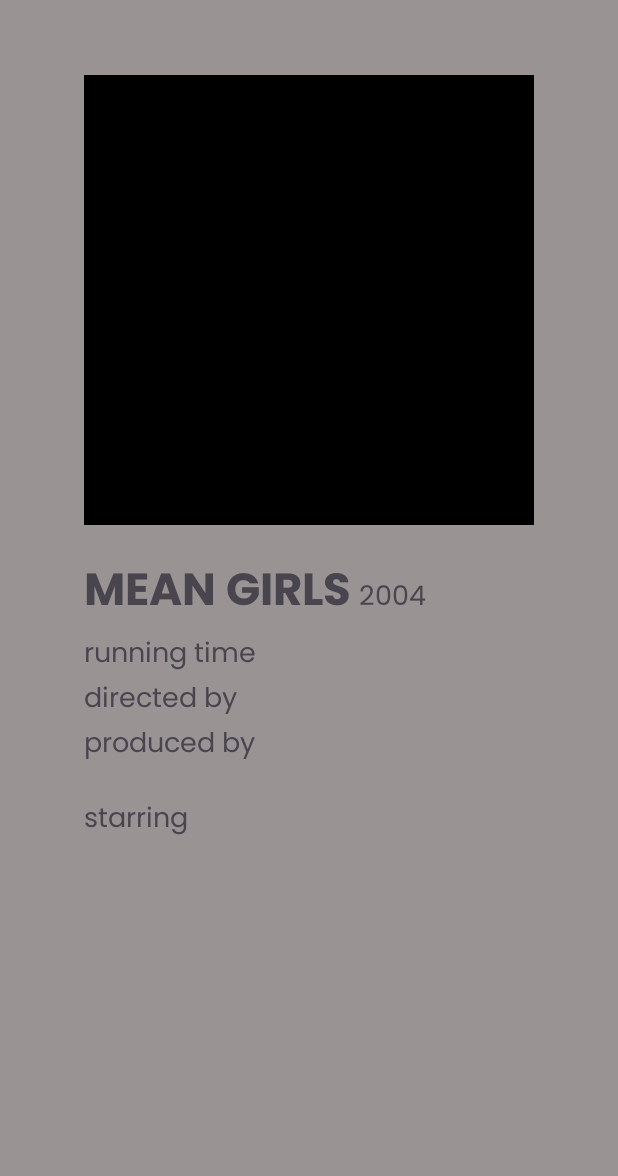
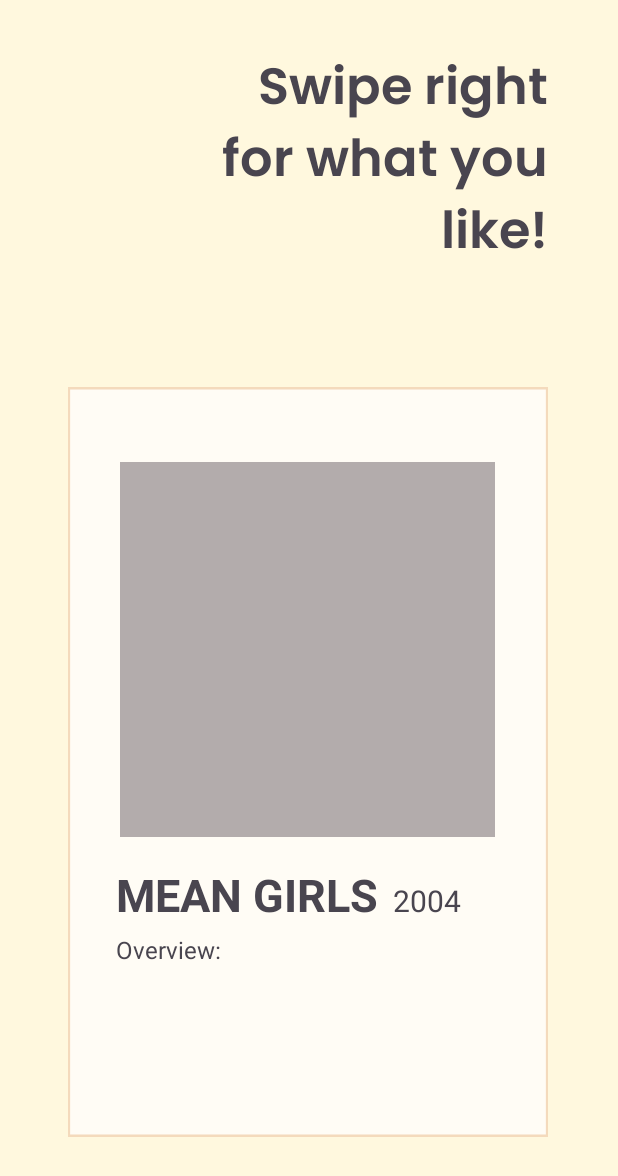
Before and after one commit to vivekperbhoo/AliceHacksProject, an Android app: the layout movie_swipe_card.xml on its own in the app's theme, with its tools: preview values and no code run, on a phone screen of 412 x 824 dp. Shown: the top 1176 px of the screen. Run offline under Robolectric (Android 15) with nearby library versions, the phone set to English and light mode, and no system bars.

Commit message:
Swipping card to choose movie functionality

```diff
--- a/MovieSelector/app/build.gradle.kts
+++ b/MovieSelector/app/build.gradle.kts
@@ -33,8 +33,7 @@ android {
 }
 
 dependencies {
-    implementation("androidx.palette:palette:1.0.0")
-    implementation("androidx.palette:palette:1.0.0")
+    implementation ("com.lorentzos.swipecards:library:1.0.9@aar")
     implementation("androidx.appcompat:appcompat:1.6.1")
     implementation("com.google.android.material:material:1.10.0")
     implementation("androidx.constraintlayout:constraintlayout:2.1.4")
@@ -46,4 +45,5 @@ dependencies {
     androidTestImplementation("androidx.test.ext:junit:1.1.5")
     androidTestImplementation("androidx.test.espresso:espresso-core:3.5.1")
     implementation("com.squareup.picasso:picasso:2.71828")
+
 }
--- a/MovieSelector/app/src/main/java/com/example/movieselector/MovieCardAdapter.java
+++ b/MovieSelector/app/src/main/java/com/example/movieselector/MovieCardAdapter.java
@@ -19,7 +19,6 @@ import android.widget.TextView;
 
 import androidx.annotation.NonNull;
 import androidx.annotation.Nullable;
-import androidx.palette.graphics.Palette;
 import androidx.recyclerview.widget.RecyclerView;
 
 import com.squareup.picasso.Picasso;
@@ -31,7 +30,6 @@ import java.util.List;
 
 public class MovieCardAdapter extends RecyclerView.Adapter<MovieCardAdapter.MovieHolder> {
     Bitmap bitmap;
-    Palette.Swatch swatch;
     private List<Movie.ResultsDTO> movieList;
     private Context context;
     public MovieCardAdapter(List<Movie.ResultsDTO> movieList,Context context){
--- /dev/null
+++ b/MovieSelector/app/src/main/res/drawable/posterbg.xml
@@ -0,0 +1,11 @@
+<vector xmlns:android="http://schemas.android.com/apk/res/android"
+    android:width="450dp"
+    android:height="596dp"
+    android:viewportWidth="450"
+    android:viewportHeight="596">
+  <path
+      android:pathData="M1,1h448v594h-448z"
+      android:strokeWidth="2"
+      android:fillColor="#FFFCF5"
+      android:strokeColor="#F4DABC"/>
+</vector>
--- a/MovieSelector/app/src/main/res/layout/movie_swipe_card.xml
+++ b/MovieSelector/app/src/main/res/layout/movie_swipe_card.xml
@@ -1,68 +1,86 @@
 <?xml version="1.0" encoding="utf-8"?>
 <androidx.constraintlayout.widget.ConstraintLayout xmlns:android="http://schemas.android.com/apk/res/android"
+    xmlns:app="http://schemas.android.com/apk/res-auto"
     android:layout_width="match_parent"
     android:layout_height="match_parent"
-    android:background="#999493">
+    android:background="@color/yellow">
+
+    <TextView
+        android:id="@+id/sess_text2"
+        android:layout_width="240dp"
+        android:layout_height="wrap_content"
+        android:layout_marginTop="32dp"
+        android:fontFamily="@font/poppins_semibold"
+        android:text="Swipe right for what you like!"
+        android:textSize="34dp"
+        android:textAlignment="viewEnd"
+        app:layout_constraintEnd_toEndOf="parent"
+        app:layout_constraintHorizontal_bias="0.73"
+        app:layout_constraintStart_toStartOf="parent"
+        app:layout_constraintTop_toTopOf="parent" />
 
     <LinearLayout
+        android:layout_width="320dp"
+        android:layout_height="500dp"
+        android:background="@drawable/posterbg"
+        android:gravity="center_horizontal"
         android:orientation="vertical"
-        android:layout_width="match_parent"
-        android:layout_height="match_parent"
-        android:gravity="center_horizontal">
+        app:layout_constraintBottom_toBottomOf="parent"
+        app:layout_constraintEnd_toEndOf="parent"
+
+        app:layout_constraintHorizontal_bias="0.494"
+        app:layout_constraintStart_toStartOf="parent"
+        app:layout_constraintTop_toTopOf="parent"
+        app:layout_constraintVertical_bias="0.796">
+
         <ImageView
+            android:id="@+id/posterImage"
+            android:layout_width="250dp"
+            android:layout_height="250dp"
             android:layout_marginTop="50dp"
-            android:layout_width="300dp"
-            android:layout_height="300dp"
-            android:background="@color/black"/>
+            android:background="#B3ACAC" />
+
         <LinearLayout
-            android:orientation="vertical"
-            android:layout_width="300dp"
-            android:layout_height="wrap_content">
+            android:layout_width="255dp"
+            android:layout_height="wrap_content"
+            android:orientation="vertical">
+
             <LinearLayout
-                android:orientation="horizontal"
-                android:layout_marginTop="20dp"
                 android:layout_width="300dp"
-                android:layout_height="wrap_content">
+                android:layout_height="wrap_content"
+                android:layout_marginTop="18dp"
+                android:orientation="horizontal">
+
                 <TextView
-                    android:fontFamily="@font/poppins_bold"
-                    android:textSize="30dp"
+                    android:id="@+id/title"
+
                     android:layout_width="wrap_content"
                     android:layout_height="wrap_content"
-                    android:text="MEAN GIRLS"/>
+                    android:text="MEAN GIRLS"
+                    android:textSize="30dp"
+                    android:textStyle="bold" />
+
                 <TextView
-                    android:layout_marginLeft="5dp"
-                    android:fontFamily="@font/poppins_regular"
-                    android:textSize="18dp"
+                    android:id="@+id/year"
                     android:layout_width="wrap_content"
                     android:layout_height="wrap_content"
-                    android:text="2004"/>
+                    android:layout_marginLeft="10dp"
+                    android:text="2004"
+                    android:textSize="20dp" />
             </LinearLayout>
+
             <TextView
-                android:fontFamily="@font/poppins_regular"
-                android:textSize="18dp"
+                android:id="@+id/overview"
+
                 android:layout_width="wrap_content"
                 android:layout_height="wrap_content"
-                android:text="running time    "/>
-            <TextView
-                android:fontFamily="@font/poppins_regular"
-                android:textSize="18dp"
-                android:layout_width="wrap_content"
-                android:layout_height="wrap_content"
-                android:text="directed by    "/>
-            <TextView
-                android:fontFamily="@font/poppins_regular"
-                android:textSize="18dp"
-                android:layout_width="wrap_content"
-                android:layout_height="wrap_content"
-                android:text="produced by    "/>
-            <TextView
-                android:layout_marginTop="20dp"
-                android:fontFamily="@font/poppins_regular"
-                android:textSize="18dp"
-                android:layout_width="wrap_content"
-                android:layout_height="wrap_content"
-                android:text="starring    "/>
+                android:layout_marginTop="5dp"
+                android:text="Overview:     "
+                android:textSize="16dp" />>
+
         </LinearLayout>
+
+
     </LinearLayout>
 
 </androidx.constraintlayout.widget.ConstraintLayout>
```
Also changed, not shown: MovieSelector/app/src/main/AndroidManifest.xml (+10 -0 lines), MovieSelector/app/src/main/java/com/example/movieselector/MovieArrayAdapter.java (added, +47 -0 lines), MovieSelector/app/src/main/java/com/example/movieselector/SwipeMovieCardInfo.java (added, +14 -0 lines), MovieSelector/app/src/main/java/com/example/movieselector/SwipingMovies.java (added, +60 -0 lines), MovieSelector/app/src/main/res/layout/swipe_adapter.xml (added, +20 -0 lines), MovieSelector/app/src/main/res/drawable/orange.png (added).
